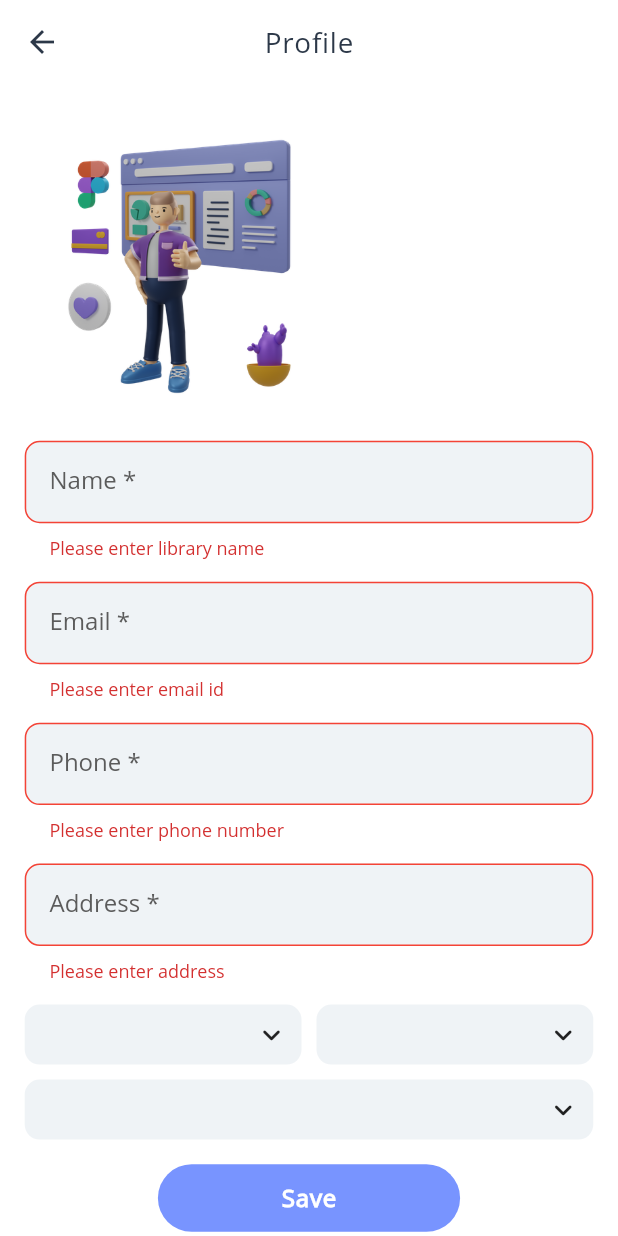
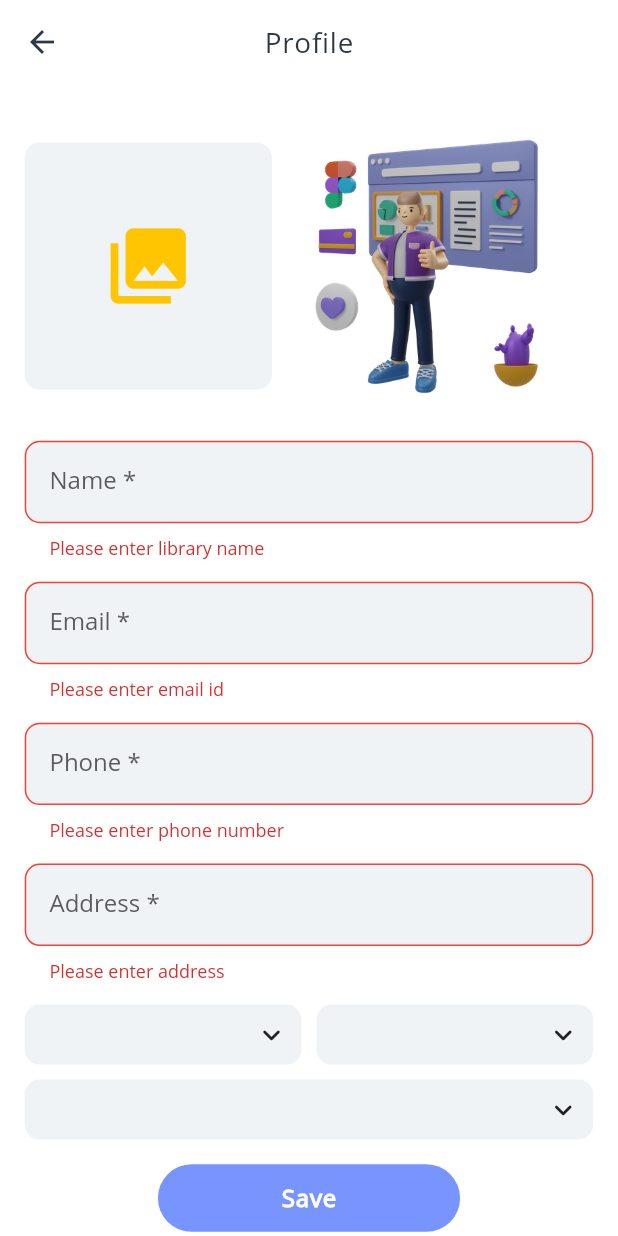
Before and after one commit to harshtaliwal30/e-lib, a Flutter app: the ProfileScreen screen opened by its route, after a tap on "Save", on a phone screen of 412 x 824 dp. Run offline on Flutter 3.47's test engine with Material 2 defaults, Android fonts, the phone set to English and light mode, and no system bars; drawn by our look-alikes of csc_picker; our stand-ins replace cached_network_image, cloud_firestore, dio, firebase_auth, firebase_core, get and 2 more; accounts and stored records are empty.

Commit message:
User profile functionality

```diff
--- a/lib/controllers/profile_controller.dart
+++ b/lib/controllers/profile_controller.dart
@@ -2,6 +2,7 @@ import 'dart:io';
 import 'package:dio/dio.dart' as dio;
 import 'package:e_lib/Utils/size_config.dart';
 import 'package:e_lib/Utils/utils.dart';
+import 'package:e_lib/models/user_model.dart';
 import 'package:e_lib/services/database_handler.dart';
 import 'package:flutter/material.dart';
 import 'package:get/get.dart';
@@ -10,7 +11,7 @@ import 'package:image_picker/image_picker.dart';
 import 'package:shared_preferences/shared_preferences.dart';
 
 class ProfileController extends GetxController {
-  // LibraryModel libraryModel = LibraryModel();
+  UserModel userModel = UserModel();
   String? docId = "";
   TextEditingController userNameController = TextEditingController();
   TextEditingController userEmailController = TextEditingController();
@@ -26,55 +27,46 @@ class ProfileController extends GetxController {
 
   @override
   void onInit() {
-    fetchLibraryData();
+    fetchUserData();
     super.onInit();
   }
 
-  void fetchLibraryData() {
-    // SharedPreferences.getInstance().then((pref) {
-    //   docId = pref.getString(Utils.KEY_USERID);
-    //   DatabaseHandler().fetchLibraryData(docId).then((value) {
-    //     Map<String, dynamic> docData = value.data() as dynamic;
-    //     docData["libraryId"] = value.id;
-    //     libraryModel = LibraryModel.fromJson(docData);
-    //     libraryNameController.text = libraryModel.libraryName ?? "";
-    //     libraryEmailController.text = libraryModel.libraryEmail ?? "";
-    //     libraryPhoneController.text = libraryModel.libraryPhone!;
-    //     imageUrl.value = libraryModel.libraryImage ?? "";
-    //     addressController.text = libraryModel.address ?? "";
-    //     countryValue.value = libraryModel.country ?? "";
-    //     stateValue.value = libraryModel.state ?? "";
-    //     cityValue.value = libraryModel.city ?? "";
-    //     if (libraryModel.type != null) {
-    //       if (libraryModel.type == "Private") {
-    //         isSelected[0] = true;
-    //         isSelected[1] = false;
-    //       } else {
-    //         isSelected[0] = false;
-    //         isSelected[1] = true;
-    //       }
-    //     }
-    //     isLoading(false);
-    //   });
-    // });
+  void fetchUserData() {
+    SharedPreferences.getInstance().then((pref) {
+      docId = pref.getString(Utils.KEY_USERID);
+      DatabaseHandler().fetchUserData(docId!).then((value) {
+        Map<String, dynamic> docData = value.data() as dynamic;
+        docData["userId"] = value.id;
+        userModel = UserModel.fromJson(docData);
+        userNameController.text = userModel.userName ?? "";
+        userEmailController.text = userModel.userEmail ?? "";
+        userPhoneController.text = userModel.userPhone!;
+        imageUrl.value = userModel.userImage ?? "";
+        addressController.text = userModel.address ?? "";
+        countryValue.value = userModel.country ?? "";
+        stateValue.value = userModel.state ?? "";
+        cityValue.value = userModel.city ?? "";
+        isLoading(false);
+      });
+    });
   }
 
-  Future<void> updateLibraryData() async {
-    // LibraryModel _libraryModel = new LibraryModel(
-    //     libraryName: libraryNameController.text,
-    //     libraryEmail: libraryEmailController.text,
-    //     libraryPhone: libraryPhoneController.text,
-    //     libraryImage: imageUrl.value,
-    //     address: addressController.text,
-    //     country: countryValue.value,
-    //     state: stateValue.value,
-    //     city: cityValue.value,
-    //     type: isSelected[0] ? "Private" : "Institutional");
+  Future<void> updateUserData() async {
+    UserModel _userModel = new UserModel(
+      userName: userNameController.text,
+      userEmail: userEmailController.text,
+      userPhone: userPhoneController.text,
+      userImage: imageUrl.value,
+      address: addressController.text,
+      country: countryValue.value,
+      state: stateValue.value,
+      city: cityValue.value,
+    );
 
-    // var data = _libraryModel.toJson();
-    // DatabaseHandler().updateLibrary(data, docId).then((value) {
-    //   Get.back();
-    // });
+    var data = _userModel.toJson();
+    DatabaseHandler().updateUserData(data, docId).then((value) {
+      Get.back();
+    });
   }
 
   uploadProfileImage() async {
@@ -100,7 +92,7 @@ class ProfileController extends GetxController {
       //   updateLibraryData();
       // });
     }
-    // else if (libraryModel.libraryImage != null) {
+    // else if (userModel.libraryImage != null) {
     //   updateLibraryData();
     // } else {
     //   Utils().showWarningSnackbar("Please select library image");
--- a/lib/models/user_model.dart
+++ b/lib/models/user_model.dart
@@ -4,6 +4,10 @@ class UserModel {
   String? userImage;
   String? userPhone;
   String? userEmail;
+  String? address;
+  String? country;
+  String? state;
+  String? city;
 
   UserModel({
     this.userId,
@@ -11,6 +15,10 @@ class UserModel {
     this.userImage,
     this.userPhone,
     this.userEmail,
+    this.address,
+    this.country,
+    this.state,
+    this.city,
   });
 
   UserModel.fromJson(Map<String, dynamic> json) {
@@ -19,6 +27,10 @@ class UserModel {
     userImage = json['userImage'];
     userPhone = json['userPhone'];
     userEmail = json['userEmail'];
+    address = json['address'];
+    country = json['country'];
+    state = json['state'];
+    city = json['city'];
   }
 
   Map<String, dynamic> toJson() {
@@ -28,6 +40,10 @@ class UserModel {
     data['userImage'] = this.userImage;
     data['userPhone'] = this.userPhone;
     data['userEmail'] = this.userEmail;
+    data['address'] = this.address;
+    data['country'] = this.country;
+    data['state'] = this.state;
+    data['city'] = this.city;
     return data;
   }
 }
--- a/lib/screens/profile_screen.dart
+++ b/lib/screens/profile_screen.dart
@@ -42,33 +42,33 @@ class ProfileScreen extends StatelessWidget {
                         SizedBox(height: 20),
                         Row(
                           children: [
-                            // InkWell(
-                            //   onTap: () async {
-                            //     _profileController.openPickerOptions();
-                            //   },
-                            //   child: Container(
-                            //     height: SizeConfig.screenHeight / 5,
-                            //     width: SizeConfig.screenWidth / 2.5,
-                            //     decoration: BoxDecoration(
-                            //       color: Utils.lightBgColor,
-                            //       borderRadius: BorderRadius.all(
-                            //         Radius.circular(10),
-                            //       ),
-                            //     ),
-                            //     child: _profileController.imageUrl.value.length > 0
-                            //         ? Image.network(_profileController.libraryModel.libraryImage!)
-                            //         : _profileController.image.value.path.length > 0
-                            //             ? Image.file(
-                            //                 _profileController.image.value,
-                            //                 fit: BoxFit.fill,
-                            //               )
-                            //             : Icon(
-                            //                 Icons.photo_library,
-                            //                 color: Utils.amber,
-                            //                 size: SizeConfig.iconGeneralHeightAndWidth * 2,
-                            //               ),
-                            //   ),
-                            // ),
+                            InkWell(
+                              onTap: () async {
+                                _profileController.openPickerOptions();
+                              },
+                              child: Container(
+                                height: SizeConfig.screenHeight / 5,
+                                width: SizeConfig.screenWidth / 2.5,
+                                decoration: BoxDecoration(
+                                  color: Utils.lightBgColor,
+                                  borderRadius: BorderRadius.all(
+                                    Radius.circular(10),
+                                  ),
+                                ),
+                                child: _profileController.imageUrl.value.length > 0
+                                    ? Image.network(_profileController.userModel.userImage!)
+                                    : _profileController.image.value.path.length > 0
+                                        ? Image.file(
+                                            _profileController.image.value,
+                                            fit: BoxFit.fill,
+                                          )
+                                        : Icon(
+                                            Icons.photo_library,
+                                            color: Utils.amber,
+                                            size: SizeConfig.iconGeneralHeightAndWidth * 2,
+                                          ),
+                              ),
+                            ),
                             Image.asset(
                               "assets/images/profile.png",
                               width: SizeConfig.screenWidth / 2,
--- a/lib/services/database_handler.dart
+++ b/lib/services/database_handler.dart
@@ -19,6 +19,10 @@ class DatabaseHandler {
     return databaseReference.collection("libraries").get();
   }
 
+  Future<DocumentSnapshot> fetchUserData(String docId) {
+    return databaseReference.collection("users").doc(docId).get();
+  }
+
   Future<QuerySnapshot> fetchBooks(String? libraryId) {
     return databaseReference.collection('books').where('libraryId', isEqualTo: libraryId).orderBy("createdAt", descending: true).get();
   }
@@ -35,4 +39,8 @@ class DatabaseHandler {
   Future<void> placeIssueRequest(var data) async {
     await databaseReference.collection('issueRequests').add(data);
   }
+
+  Future<void> updateUserData(var data, String? id) async {
+    await databaseReference.collection('libraries').doc(id).update(data);
+  }
 }
```
